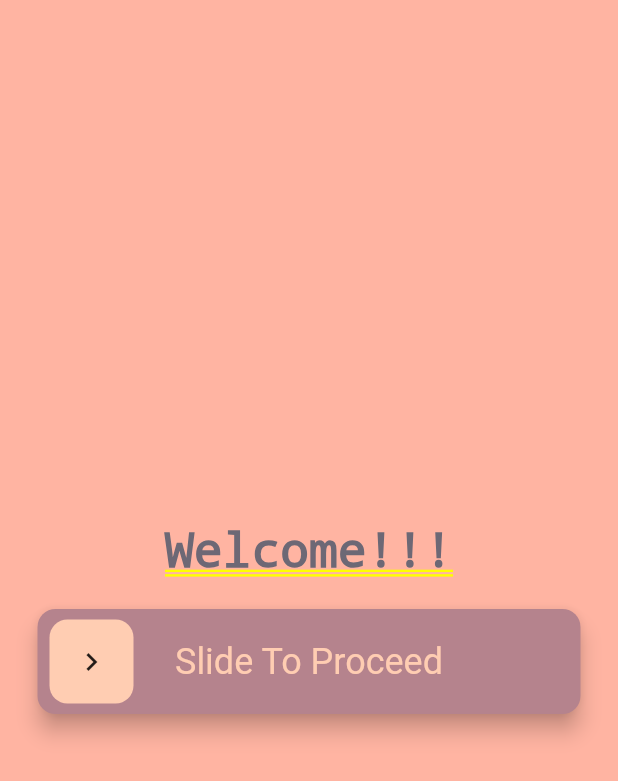
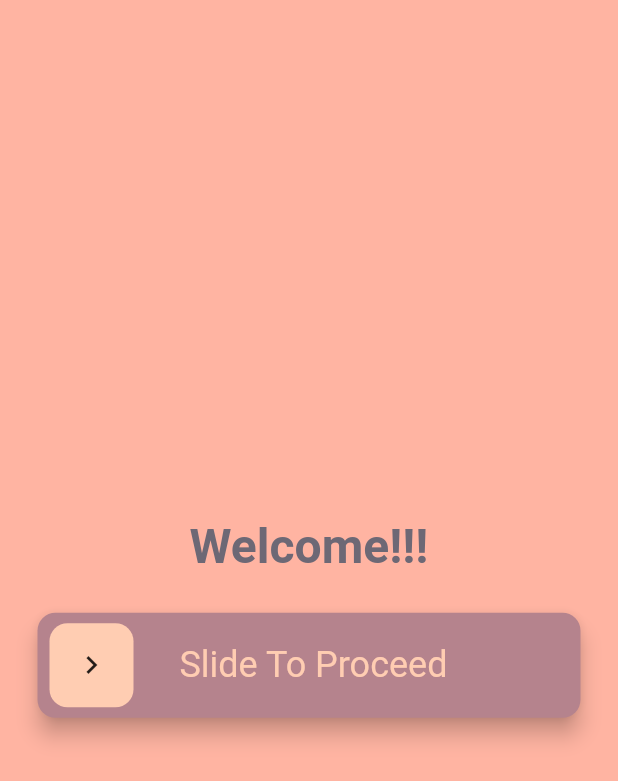
Before and after one commit to AdibaNoor/Have-It, a Flutter app: the screen it shows after launch, on a phone screen of 412 x 824 dp. Shown: the top 781 px of the screen. Run offline on Flutter 3.47's test engine with Material 2 defaults, Android fonts, the phone set to English and light mode, and no system bars; drawn by our look-alikes of slide_to_act; our stand-ins replace percent_indicator.

Commit message:
fixed one error

```diff
--- a/have_it/lib/Screens/slide_page.dart
+++ b/have_it/lib/Screens/slide_page.dart
@@ -14,7 +14,8 @@ class SlidePage extends StatefulWidget {
 class _SlidePageState extends State<SlidePage> {
   @override
   Widget build(BuildContext context) {
-    return Container(
+    return Scaffold(
+      body: Container(
         color: ftcolor,
         padding: EdgeInsets.symmetric(horizontal: 25),
         child: Center(
@@ -22,21 +23,23 @@ class _SlidePageState extends State<SlidePage> {
               mainAxisAlignment: MainAxisAlignment.center,
               children: [
                 Text("Welcome!!!",style: TextStyle(color: fscolor,fontSize: 32,fontWeight: FontWeight.bold),),
-            SizedBox(height: 20,),
+                SizedBox(height: 25,),
                 SlideAction(
                   borderRadius: 12,
                   outerColor: sccolor,
                   innerColor: ficolor,
-              text: "Slide To Proceed",
+                  text: " Slide To Proceed",
                   sliderButtonIcon: Icon(Icons.chevron_right),
                   onSubmit: (){
-               Navigator.push(context, MaterialPageRoute(builder: (context)=> Home()));
+                    Navigator.pushReplacement(context, MaterialPageRoute(builder: (context)=> Home()));
                   },
                   sliderRotate: false,
+
                 )
               ],
             )
         ),
+      ),
     );
   }
 }
```
Lines whose indentation alone changed are shown as unchanged.
